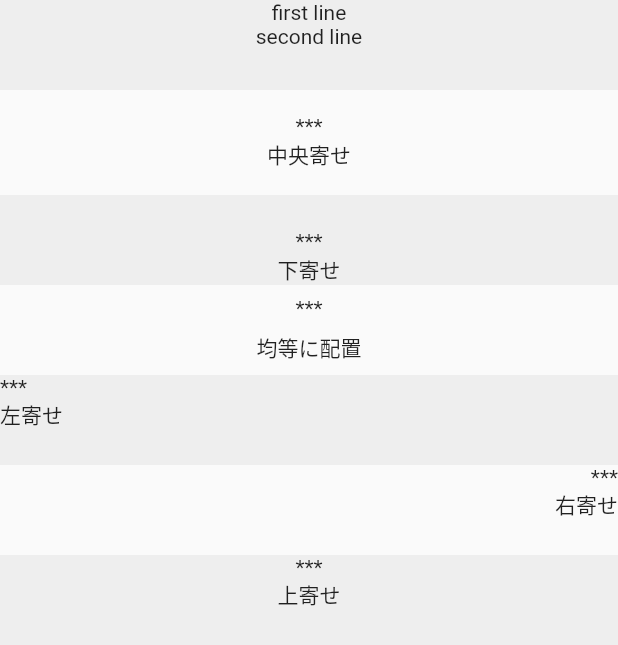
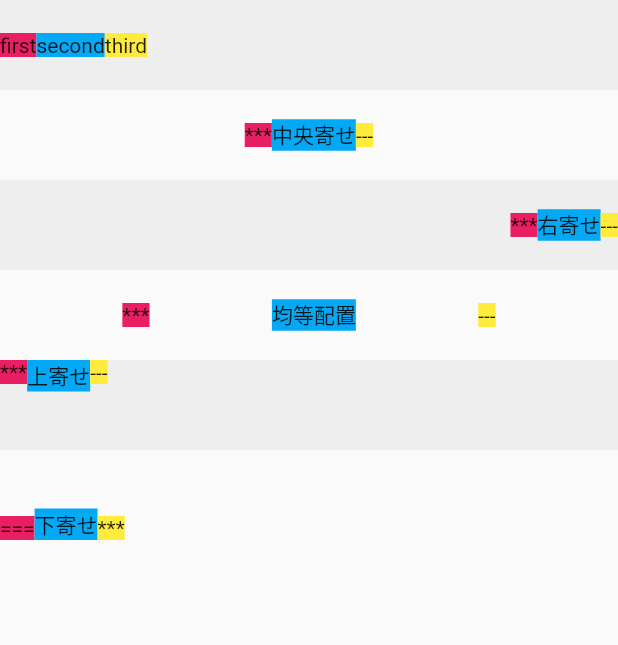
Before and after one commit to mami-uchida/Widget_Practice, a Flutter app: the screen it shows after launch, on a phone screen of 412 x 824 dp. Shown: the top 645 px of the screen. Run offline on Flutter 3.47's test engine with Material 2 defaults, Android fonts, the phone set to English and light mode, and no system bars.

Commit message:
3-4のRowについての課題提出

```diff
--- a/lib/main.dart
+++ b/lib/main.dart
@@ -10,26 +10,30 @@ class MyApp extends StatelessWidget {
       theme: ThemeData(primarySwatch: Colors.blue),
       home: Scaffold(
         body: Column(
-            children: <Widget>[
+          children: <Widget>[
             Container(
               width: double.infinity,
               height: 60,
               color: Colors.grey[200],
-              child: Column(
+              child: Row(
+                // 横に並べる
                 children: <Widget>[
-                  Text('first line'),
-                  Text('second line'),
+                  Container(color: Colors.pink, child: Text('first')),
+                  Container(color: Colors.lightBlue, child: Text('second')),
+                  Container(color: Colors.yellow, child: Text('third')),
                 ],
               ),
             ),
             Container(
               width: double.infinity,
-              height: 70,
-              child: Column(
+              height: 60,
+              child: Row(
+                // 中央寄せ
                 mainAxisAlignment: MainAxisAlignment.center,
                 children: <Widget>[
-                  Text('***'),
-                  Text('中央寄せ'),
+                  Container(color: Colors.pink, child: Text('***')),
+                  Container(color: Colors.lightBlue, child: Text('中央寄せ')),
+                  Container(color: Colors.yellow, child: Text('---')),
                 ],
               ),
             ),
@@ -37,22 +41,26 @@ class MyApp extends StatelessWidget {
               width: double.infinity,
               height: 60,
               color: Colors.grey[200],
-              child: Column(
+              child: Row(
+                // 右寄せ
                 mainAxisAlignment: MainAxisAlignment.end,
                 children: <Widget>[
-                  Text('***'),
-                  Text('下寄せ'),
+                  Container(color: Colors.pink, child: Text('***')),
+                  Container(color: Colors.lightBlue, child: Text('右寄せ')),
+                  Container(color: Colors.yellow, child: Text('---')),
                 ],
               ),
             ),
             Container(
               width: double.infinity,
               height: 60,
-              child: Column(
+              child: Row(
+                // 均等配置
                 mainAxisAlignment: MainAxisAlignment.spaceEvenly,
                 children: <Widget>[
-                  Text('***'),
-                  Text('均等に配置'),
+                  Container(color: Colors.pink, child: Text('***')),
+                  Container(color: Colors.lightBlue, child: Text('均等配置')),
+                  Container(color: Colors.yellow, child: Text('---')),
                 ],
               ),
             ),
@@ -60,34 +68,26 @@ class MyApp extends StatelessWidget {
               width: double.infinity,
               height: 60,
               color: Colors.grey[200],
-              child: Column(
+              child: Row(
+                // 上寄せ
                 crossAxisAlignment: CrossAxisAlignment.start,
                 children: <Widget>[
-                  Text('***'),
-                  Text('左寄せ'),
+                  Container(color: Colors.pink, child: Text('***')),
+                  Container(color: Colors.lightBlue, child: Text('上寄せ')),
+                  Container(color: Colors.yellow, child: Text('---')),
                 ],
               ),
             ),
             Container(
               width: double.infinity,
               height: 60,
-              child: Column(
+              child: Row(
+                // 下寄せ
                 crossAxisAlignment: CrossAxisAlignment.end,
                 children: <Widget>[
-                  Text('***'),
-                  Text('右寄せ'),
-                ],
-              ),
-            ),
-            Container(
-              width: double.infinity,
-              height: 60,
-              color: Colors.grey[200],
-              child: Column(
-                mainAxisAlignment: MainAxisAlignment.start,
-                children: <Widget>[
-                  Text('***'),
-                  Text('上寄せ'),
+                  Container(color: Colors.pink, child: Text('===')),
+                  Container(color: Colors.lightBlue, child: Text('下寄せ')),
+                  Container(color: Colors.yellow, child: Text('***')),
                 ],
               ),
             ),
```
